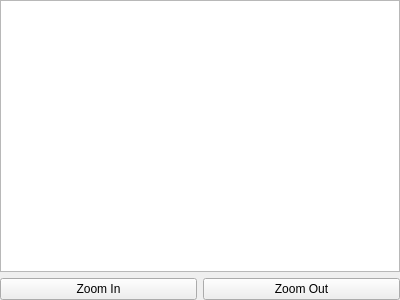
Qt form mdielement.ui (itumashyk/CG2012) before a commit.
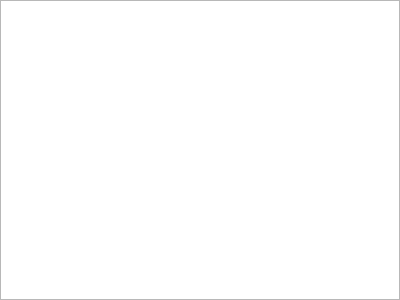
The same form after that commit.

```diff
--- a/mdielement.ui
+++ b/mdielement.ui
@@ -18,25 +18,14 @@
     <number>0</number>
    </property>
    <item>
-    <widget class="QGraphicsView" name="graphicsView"/>
-   </item>
-   <item>
-    <layout class="QHBoxLayout" name="horizontalLayout">
-     <item>
-      <widget class="QPushButton" name="zoomIn">
-       <property name="text">
-        <string>Zoom In</string>
-       </property>
-      </widget>
-     </item>
-     <item>
-      <widget class="QPushButton" name="zoomOut">
-       <property name="text">
-        <string>Zoom Out</string>
-       </property>
-      </widget>
-     </item>
-    </layout>
+    <widget class="QGraphicsView" name="graphicsView">
+     <property name="transformationAnchor">
+      <enum>QGraphicsView::AnchorUnderMouse</enum>
+     </property>
+     <property name="resizeAnchor">
+      <enum>QGraphicsView::AnchorUnderMouse</enum>
+     </property>
+    </widget>
    </item>
   </layout>
  </widget>
```
